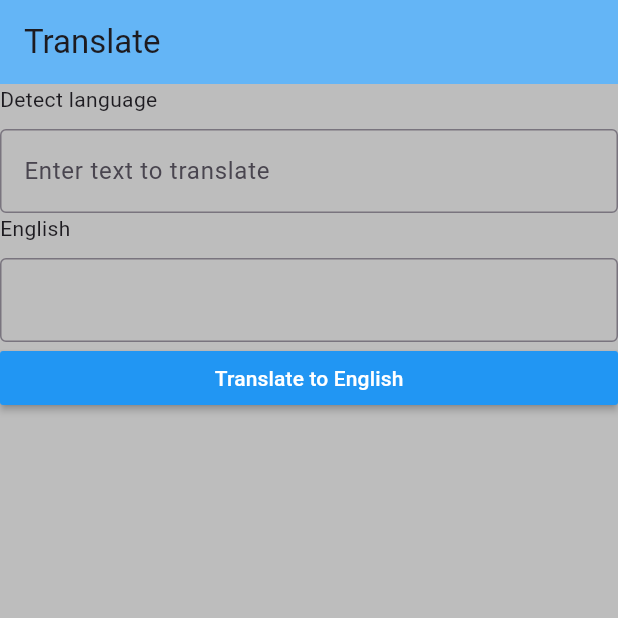
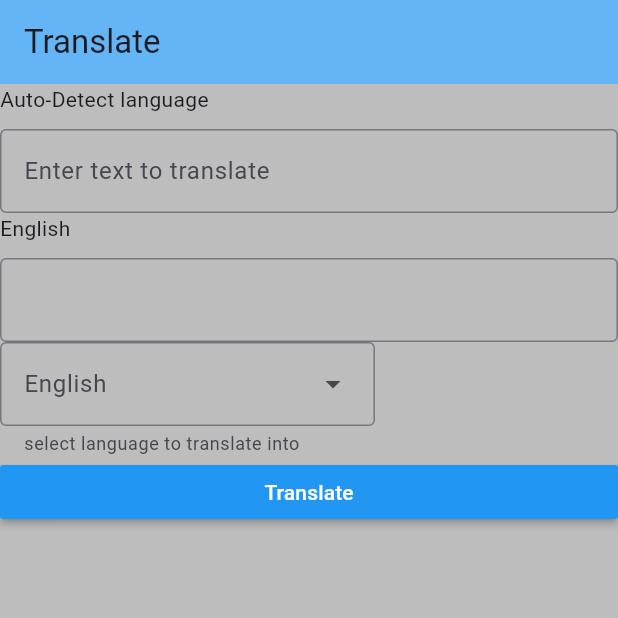
Before and after one commit to DRAGOON21S/SUTT-APP_DEV, a Flutter app: the screen it shows after launch, on a phone screen of 412 x 824 dp, the top half of it. Run offline on Flutter 3.47's test engine with Material 3 defaults, Android fonts, the phone set to English and light mode, and no system bars; statements that could not run were skipped.

Commit message:
added languages.dart

```diff
--- /dev/null
+++ b/lib/languages.dart
@@ -0,0 +1,67 @@
+// import 'dart:core';
+//
+// // import 'package:flutter/'
+// class Lang{
+//   String langcode;
+//   String languages;
+//
+//   Lang(this.langcode, this.languages);
+//
+//   Lang.fromJson(Map <String ,dynamic> json){
+//     langcode=json['code'];
+//     languages=json['language'];
+//   }
+// }
+import 'dart:convert';
+
+import 'package:http/http.dart' as http;
+
+
+var client = http.Client();
+class GetLang{
+  List<Langdata> codeList = [];
+  Future<List<Langdata>> getlang()async{
+    var url=Uri.parse('https://aibit-translator.p.rapidapi.com/api/v1/translator/support-languages?69dfeff077mshac40cf601f1fd66p1fd8c6jsn097f6ef57576');
+    client.get(url);
+    var headers = {
+      'X-Rapidapi-Key': '69dfeff077mshac40cf601f1fd66p1fd8c6jsn097f6ef57576',
+      'X-Rapidapi-Host': 'google-translate113.p.rapidapi.com'
+    };
+  var response = await client.get(url, headers: headers);
+  var data = jsonDecode(response.body);
+  // print(response.body);
+  if(response.statusCode == 200){
+    for (Map i in data){
+      dynamic codes = Langdata(code: i['code'], language: i['language']);
+      codeList.add(codes);
+      // print(codeList);
+
+    }
+    // // print(${langdata.code});
+    // for (Langdata langdata in codeList) {
+    //   print('Code: ${langdata.code}, Language: ${langdata.language}');
+    // }
+    // print('hi');
+    return codeList;}
+  else{
+    print("error in lang data");
+    return codeList;
+
+  }
+  }
+
+}
+class Langdata {
+  String code;
+  String language;
+
+  Langdata({
+    required this.code,
+    required this.language,
+  });
+  @override
+  String toString() {
+    return 'Langdata(code: $code, language: $language)';
+  }
+
+}
--- a/lib/main.dart
+++ b/lib/main.dart
@@ -1,12 +1,29 @@
 import 'package:flutter/material.dart';
 import './translate_api.dart';
+import './languages.dart';
 
 void main() => runApp(MaterialApp(
   home: Home()));
 
-class Home extends StatelessWidget{
+class Home extends StatefulWidget{
+
+
+  @override
+  State<Home> createState() => _HomeState();
+}
+
+class _HomeState extends State<Home> {
+  void initState() {
+    super.initState();
+    ()async{
+      await GetLang().getlang();
+    };
+  }
   final _controller = TextEditingController();
   final _controller1 = TextEditingController();
+  String langcode ='en';
+  // String _translatedText = "";
+
   @override
   Widget build(BuildContext context){
     return Scaffold(
@@ -18,7 +35,8 @@ class Home extends StatelessWidget{
         color: Colors.grey[400],
       child: ListView(
         children: [
-          Text('Detect language'),
+
+              Text('Auto-Detect language'),
               SizedBox(height: 10),
               TextField(
               controller: _controller,
@@ -35,13 +53,39 @@ class Home extends StatelessWidget{
             decoration: InputDecoration(
               border: OutlineInputBorder(),
             ),),
+          DropdownMenu(
+              label: const Text('English'),
+              helperText: 'select language to translate into',
+              width: 250.0 ,
+              menuHeight: 100,
+              onSelected: (String) {
+                if (String != null){
+                  setState((){
+                    langcode=String;
+                  });}} ,
+              dropdownMenuEntries:<DropdownMenuEntry<String>> [
+                // for (Langdata langdata in codeList2) {
+                //   DropdownMenuEntry(value: ${langdata.code}, label: ${langdata.language}')
+                //     }
+                DropdownMenuEntry(value:'vi',label: 'vietnamese'),
+                DropdownMenuEntry(value:'fr',label: 'french')
+              ]
+          ),
           MaterialButton(
             onPressed: () async {
-              final translatedText = await TranslateApi().post(_controller.text);
+              showDialog(context: context, builder: (context){
+                return Center(child: CircularProgressIndicator());
+              });
+
+              String translatedText = await TranslateApi().post(_controller.text, langcode);
+
+              Navigator.of(context).pop();
+              setState(() {
                 _controller1.text=translatedText;
+              });
             },
             color: Colors.blue,
-            child: const Text('Translate to English',
+            child: const Text('Translate',
                 style: TextStyle(color: Colors.white)),
           ),
         ],
```
Also changed, not shown: lib/translate_api.dart (+7 -4 lines). Lines whose indentation alone changed are shown as unchanged.
